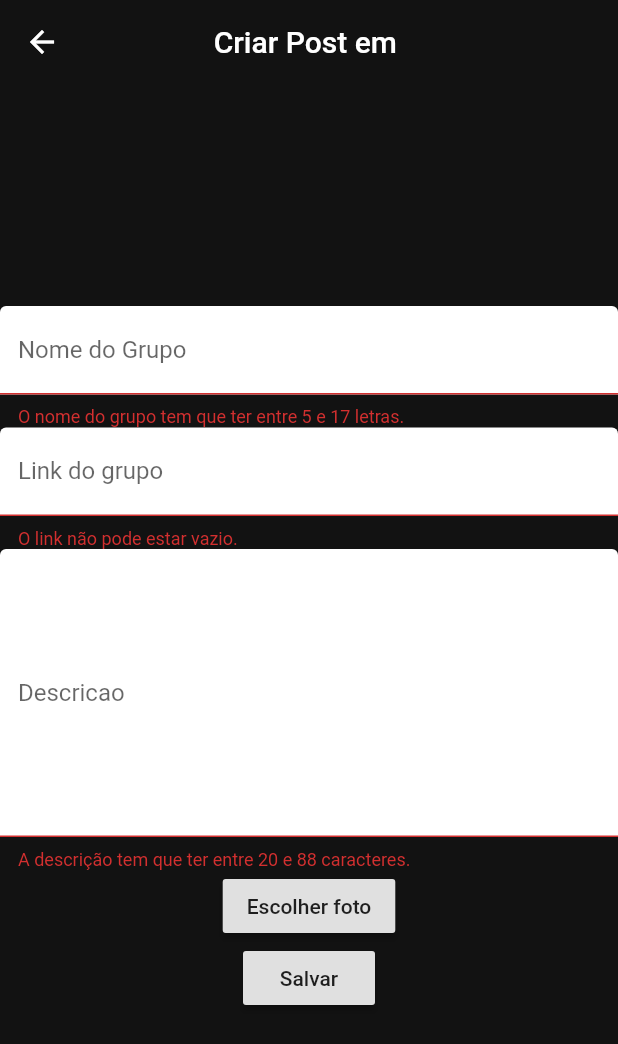
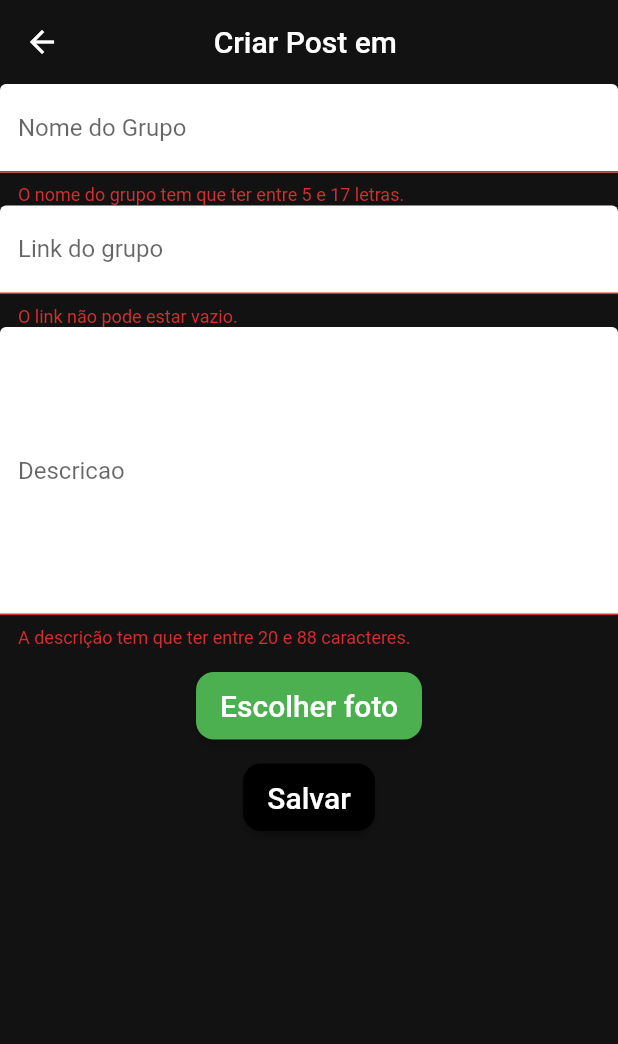
Before and after one commit to italoevan/share_groups, a Flutter app: the CriarPost screen opened directly with empty values, on a phone screen of 412 x 824 dp. Shown: the top 1044 px of the screen. Run offline on Flutter 3.47's test engine with Material 2 defaults, Android fonts, the phone set to English and light mode, and no system bars; our stand-ins replace cloud_firestore, firebase_auth, firebase_core, firebase_storage, flutter_mobx, image_picker and 1 more; missing offline and left inert: admob_flutter; accounts and stored records are empty; generated files the repository leaves out were written again.

Commit message:
Pre upload

```diff
--- a/sharegroups/lib/screens/CriarPost.dart
+++ b/sharegroups/lib/screens/CriarPost.dart
@@ -33,8 +33,6 @@ class _CriarPostState extends State<CriarPost> {
   File _image;
   final picker = ImagePicker();
 
-
-
   @override
   void didChangeDependencies() {
     // TODO: implement didChangeDependencies
@@ -58,7 +56,8 @@ class _CriarPostState extends State<CriarPost> {
           ),
           Observer(
             builder: (context) {
-              return Container(
+              return SingleChildScrollView(
+                child: Container(
                   child: Column(
                     mainAxisAlignment: MainAxisAlignment.center,
                     children: [
@@ -94,27 +93,63 @@ class _CriarPostState extends State<CriarPost> {
                             labelText: "Descricao"),
                         onChanged: storeCriarPost.setDescricao,
                       ),
-                    RaisedButton(
-                        onPressed: getImage, child: Text("Escolher foto")),
-                    RaisedButton(
+                      Divider(
+                        color: Colors.transparent,
+                      ),
+                      SizedBox(
+                        height: 45,
+                        child: RaisedButton(
+                            shape: RoundedRectangleBorder(
+                                borderRadius: BorderRadius.circular(12)),
+                            color: Colors.green,
+                            onPressed: getImage,
+                            child: Text("Escolher foto",
+                                style: TextStyle(
+                                    color: Colors.white, fontSize: 20))),
+                      ),
+                      Divider(color: Colors.transparent),
+                      SizedBox(
+                        height: 45,
+                        child: RaisedButton(
+                          shape: RoundedRectangleBorder(
+                              borderRadius: BorderRadius.circular(12)),
+                          color:
+                              storeCriarPost.done ? Colors.blue : Colors.black,
                           onPressed: storeCriarPost.done
                               ? () {
-                              storeCriarPost.changeBool();
+                                  storeCriarPost.carregando
+                                      ? () {}
+                                      : storeCriarPost.changeBool();
                                   uploadImagem().then((url) {
-
-
-                                Postar(context,url);
-
+                                    Postar(context, url);
                                   });
+                                  ;
                                 }
-                          : () {},
-                      child: Text("Salvar"),
+                              : () {
+                                  key.currentState.showSnackBar(SnackBar(
+                                      content:
+                                          Text("Requisitos não cumpridos.")));
+                                },
+                          child: Text("Salvar",
+                              style:
+                                  TextStyle(color: Colors.white, fontSize: 20)),
                         ),
-                    _image != null ? Image.file(_image) : Container(),
+                      ),
+                      Divider(),
+                      _image != null
+                          ? Image.file(
+                              _image,
+                              height: 150,
+                              width: 200,
+                            )
+                          : Container(),
                       storeCriarPost.carregando
-                        ? CircularProgressIndicator()
+                          ? CircularProgressIndicator(
+                              valueColor: AlwaysStoppedAnimation(Colors.green),
+                            )
                           : Container()
                     ],
+                  ),
                 ),
               );
             },
@@ -124,7 +159,7 @@ class _CriarPostState extends State<CriarPost> {
     );
   }
 
-  void Postar(BuildContext context,String iurl) {
+  void Postar(BuildContext context, String iurl) {
     var mapPost = ModelPost(
             nome_grupo: storeCriarPost.nome_grupo,
             apelido: storeGeral.apelido,
@@ -134,8 +169,7 @@ class _CriarPostState extends State<CriarPost> {
             email: storeGeral.email,
             idUsuario: storeGeral.id,
             imageUrl: iurl,
-            tagName: widget.tagname
-            )
+            tagName: widget.tagname)
         .toJson();
     String date = SalvarData();
     firestore
@@ -145,7 +179,7 @@ class _CriarPostState extends State<CriarPost> {
         .doc(date)
         .set(mapPost)
         .then((value) {
-      postagensGeral(mapPost,date);
+      postagensGeral(mapPost, date);
       storeCriarPost.changeBool();
       Navigator.pushAndRemoveUntil(context,
           MaterialPageRoute(builder: (context) => Home()), (route) => false);
@@ -161,9 +195,8 @@ class _CriarPostState extends State<CriarPost> {
     });
   }
 
-  void postagensGeral(Map<String, dynamic> model,String idUnico){
+  void postagensGeral(Map<String, dynamic> model, String idUnico) {
     firestore.collection('postagensGeral').doc(idUnico).set(model);
-
   }
 
   String SalvarData() {
@@ -177,6 +210,7 @@ class _CriarPostState extends State<CriarPost> {
     setState(() {
       if (pickedFile != null) {
         _image = File(pickedFile.path);
+        storeCriarPost.changeFoto();
       } else {
         print('No image selected.');
       }
@@ -187,7 +221,7 @@ class _CriarPostState extends State<CriarPost> {
     var data;
     data = Timestamp.now();
     FirebaseStorage firebaseStorage = FirebaseStorage.instance;
-    var raiz =  firebaseStorage.ref();
+    var raiz = firebaseStorage.ref();
     var arquivo =
         raiz.child('imagePosts/${storeGeral.id}/${data}').putFile(_image);
 
@@ -196,10 +230,5 @@ class _CriarPostState extends State<CriarPost> {
 
     print("URL: " + url.toString());
     return url;
-
   }
-
-
-
-
 }
--- a/sharegroups/lib/screens/Posts.dart
+++ b/sharegroups/lib/screens/Posts.dart
@@ -36,7 +36,7 @@ class _PostsState extends State<Posts> {
         body: Stack(
           children: [
             Container(color: Theme.of(context).primaryColor),
-            Container(
+            SingleChildScrollView(child:Container(
               height: height,
               width: width,
               child: Column(
@@ -124,7 +124,7 @@ class _PostsState extends State<Posts> {
                               adUnitId: ams.getBannerId())))
                 ],
               ),
-            ),
+            )),
             Positioned(
                 left: 12,
                 top: 40,
--- a/sharegroups/pubspec.yaml
+++ b/sharegroups/pubspec.yaml
@@ -39,6 +39,7 @@ flutter:
 
   assets:
     - assets/images/
+    - assets/icon/
 
 
   fonts:
```
Also changed, not shown: sharegroups/lib/helper/admob_service.dart (+7 -0 lines), sharegroups/lib/screens/Home.dart (+39 -0 lines), sharegroups/lib/stores/storeCriarPost.dart (+9 -1 lines), sharegroups/assets/icon/Icon.png (added), sharegroups/lib/stores/storeCriarPost.g.dart. Lines whose indentation alone changed are shown as unchanged.
